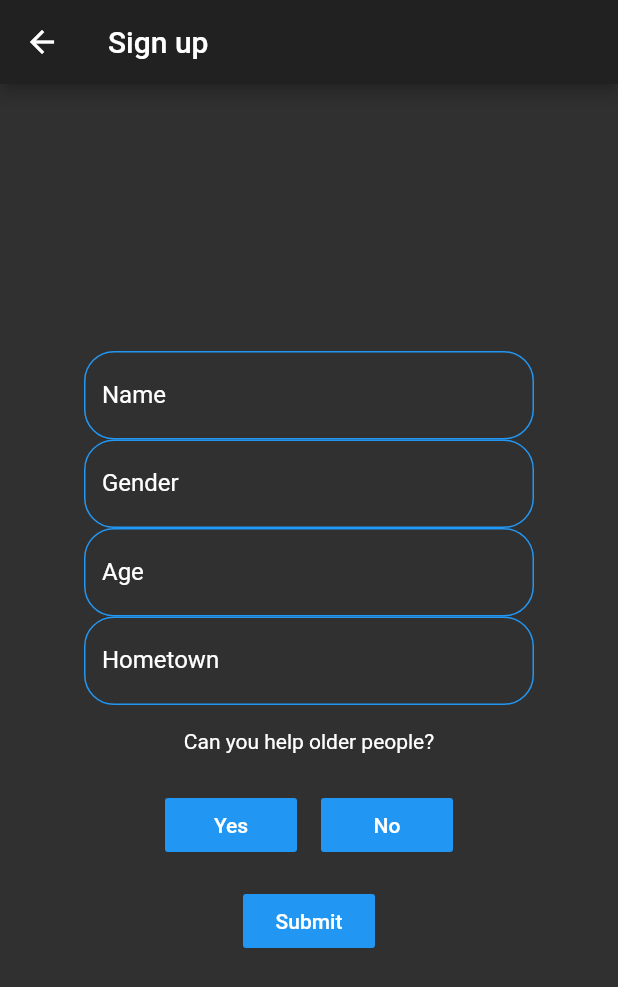
After one commit to Ludwigvsch/hackatum2020chatbot, a Flutter app: the QuestionsScreen screen opened directly, on a phone screen of 412 x 824 dp. The commit adds this screen. Shown: the top 987 px of the screen. Run offline on Flutter 3.47's test engine with Material 2 defaults, Android fonts, the light colour scheme and no system bars; our stand-ins replace firebase_auth, rflutter_alert; accounts and stored records are empty.

Commit message:
making QuestionsScreen

```diff
--- /dev/null
+++ b/lib/QuestionsScreen.dart
@@ -0,0 +1,120 @@
+import 'package:flutter/material.dart';
+
+
+String name;
+String gender;
+String age;
+String hometown;
+
+class QuestionsScreen extends StatefulWidget {
+  @override
+  _QuestionsScreenState createState() => _QuestionsScreenState();
+}
+
+class _QuestionsScreenState extends State<QuestionsScreen> {
+  @override
+  Widget build(BuildContext context) {
+    return Scaffold(
+      appBar: AppBar(
+        title: Text('Sign up'),
+      ),
+      body: SafeArea(
+        child: Column(
+          mainAxisAlignment: MainAxisAlignment.center,
+          children: <Widget>[
+            QuestionTextField(value: name, labeltext: 'Name',),
+            QuestionTextField(value: gender, labeltext: 'Gender',),
+            QuestionTextField(value: age, labeltext: 'Age',),
+            QuestionTextField(value: hometown, labeltext: 'Hometown',),
+            Padding(
+              padding: const EdgeInsets.all(16.0),
+              child: Text('Can you help older people?'),
+            ),
+            Row(
+              mainAxisAlignment: MainAxisAlignment.center,
+              crossAxisAlignment: CrossAxisAlignment.center,
+              children: <Widget>[
+                Padding(
+                  padding: const EdgeInsets.all(8.0),
+                  child: FlatButton(
+                    color: Colors.blue,
+                    onPressed: () {print('nice');},
+
+                  child: Text('Yes'),),
+                ),
+
+                Padding(
+                  padding: const EdgeInsets.all(8.0),
+                  child: FlatButton(
+                    color: Colors.blue,
+                    onPressed: () {print('bad');},
+                  child: Text('No')
+
+                  ),
+                )
+              ],
+            ),
+            Padding(
+              padding: const EdgeInsets.all(8.0),
+              child: FlatButton(
+                color: Colors.blue,
+                onPressed: () {Navigator.pop(context);Navigator.pop(context);},
+               child: Text('Submit')),
+            )
+
+          ],
+        )
+      ),
+    );
+  }
+}
+
+class QuestionTextField extends StatelessWidget {
+  QuestionTextField({this.value, this.labeltext});
+
+  final value;
+  final String labeltext;
+
+  @override
+  Widget build(BuildContext context) {
+    return Center(
+      padding: const EdgeInsets.all(16.0),
+      child: Container(
+        width: 300,
+        child: TextField(
+          keyboardType: TextInputType.emailAddress,
+          onChanged: (value) {
+            value = value;
+          },
+          style: TextStyle(color: Colors.blue),
+          decoration: InputDecoration(
+            enabledBorder: OutlineInputBorder(
+                      borderRadius: BorderRadius.all(Radius.circular(20)),
+                      borderSide:
+                          BorderSide(width: 1, color: Colors.blue),
+                    ),
+                    disabledBorder: OutlineInputBorder(
+                      borderRadius: BorderRadius.all(Radius.circular(20)),
+                      borderSide:
+                          BorderSide(width: 1, color: Colors.blue),
+                    ),
+                    focusedBorder: OutlineInputBorder(
+                      borderRadius: BorderRadius.all(Radius.circular(20)),
+                      borderSide:
+                          BorderSide(width: 1, color: Colors.blue),
+                    ),
+              // helperStyle: ,
+              labelText: labeltext,
+              labelStyle: TextStyle(color: Colors.white),
+              // labelStyle: kTyperTextStyle,
+              // hintStyle: kTyperTextStyle,
+              border: OutlineInputBorder(
+                borderSide: BorderSide(color: Colors.blue),
+                borderRadius: BorderRadius.all(Radius.circular(20)),
+              )),
+        ),
+      ),
+    );
+
+  }
+}
--- a/lib/SignupScreen.dart
+++ b/lib/SignupScreen.dart
@@ -1,5 +1,6 @@
 import 'package:flutter/material.dart';
 import 'package:firebase_auth/firebase_auth.dart';
+import 'package:hackatum2020chatbot/QuestionsScreen.dart';
 import 'package:rflutter_alert/rflutter_alert.dart';
 import '';
 
@@ -11,10 +12,8 @@ class SignupScreen extends StatefulWidget {
 }
 
 class _SignupScreenState extends State<SignupScreen> {
-
   String email;
   String password;
-
 
   @override
   Widget build(BuildContext context) {
@@ -38,18 +37,15 @@ class _SignupScreenState extends State<SignupScreen> {
                 decoration: InputDecoration(
                     enabledBorder: OutlineInputBorder(
                       borderRadius: BorderRadius.all(Radius.circular(20)),
-                            borderSide:
-                                BorderSide(width: 1, color: Colors.blue),
+                      borderSide: BorderSide(width: 1, color: Colors.blue),
                     ),
                     disabledBorder: OutlineInputBorder(
                       borderRadius: BorderRadius.all(Radius.circular(20)),
-                            borderSide:
-                                BorderSide(width: 1, color: Colors.blue),
+                      borderSide: BorderSide(width: 1, color: Colors.blue),
                     ),
                     focusedBorder: OutlineInputBorder(
                       borderRadius: BorderRadius.all(Radius.circular(20)),
-                            borderSide:
-                                BorderSide(width: 1, color: Colors.blue),
+                      borderSide: BorderSide(width: 1, color: Colors.blue),
                     ),
                     // helperStyle: ,
                     labelText: "Enter Email:",
@@ -67,10 +63,12 @@ class _SignupScreenState extends State<SignupScreen> {
             height: 10,
           ),
           Center(
+            child: Padding(
+              padding: const EdgeInsets.all(16.0),
               child: Container(
                 width: 300,
                 child: TextField(
-                    // obscureText: true,
+                  keyboardType: TextInputType.emailAddress,
                   onChanged: (value) {
                     password = value;
                   },
@@ -78,21 +76,18 @@ class _SignupScreenState extends State<SignupScreen> {
                   decoration: InputDecoration(
                       enabledBorder: OutlineInputBorder(
                         borderRadius: BorderRadius.all(Radius.circular(20)),
-                            borderSide:
-                                BorderSide(width: 1, color: Colors.blue),
+                        borderSide: BorderSide(width: 1, color: Colors.blue),
                       ),
                       disabledBorder: OutlineInputBorder(
                         borderRadius: BorderRadius.all(Radius.circular(20)),
-                            borderSide:
-                                BorderSide(width: 1, color: Colors.blue),
+                        borderSide: BorderSide(width: 1, color: Colors.blue),
                       ),
                       focusedBorder: OutlineInputBorder(
                         borderRadius: BorderRadius.all(Radius.circular(20)),
-                            borderSide:
-                                BorderSide(width: 1, color: Colors.blue),
+                        borderSide: BorderSide(width: 1, color: Colors.blue),
                       ),
                       // helperStyle: ,
-                        labelText: "Enter Password:",
+                      labelText: 'Password',
                       labelStyle: TextStyle(color: Colors.white),
                       // labelStyle: kTyperTextStyle,
                       // hintStyle: kTyperTextStyle,
@@ -100,7 +95,10 @@ class _SignupScreenState extends State<SignupScreen> {
                         borderSide: BorderSide(color: Colors.blue),
                         borderRadius: BorderRadius.all(Radius.circular(20)),
                       )),
-                  ))),
+                ),
+              ),
+            ),
+          ),
           SizedBox(height: 10),
           Center(
               child: RaisedButton(
@@ -109,7 +107,11 @@ class _SignupScreenState extends State<SignupScreen> {
                 final newUser = await _auth.createUserWithEmailAndPassword(
                     email: email, password: password);
                 if (newUser != null) {
-                  Navigator.pop(context);
+                  Navigator.push(
+                      context,
+                      MaterialPageRoute(
+                        builder: (context) => QuestionsScreen(),
+                      ));
                 }
               } catch (e) {
                 _onAlertButtonPressed(context);
@@ -145,6 +147,5 @@ class _SignupScreenState extends State<SignupScreen> {
         )
       ],
     ).show();
-
   }
 }
--- a/lib/dialog_flow.dart
+++ b/lib/dialog_flow.dart
@@ -35,7 +35,6 @@ class _FlutterFactsChatBotState extends State<FlutterFactsChatBot> {
     super.initState();
     Random random = new Random();
     randomNumber = random.nextInt(100000);
-    print(randomNumber);
   }
 
   final List<Facts> messageList = <Facts>[];
@@ -59,7 +58,7 @@ class _FlutterFactsChatBotState extends State<FlutterFactsChatBot> {
             Container(
               margin: EdgeInsets.symmetric(horizontal: 4.0),
               child: IconButton(
-                  icon: Icon(Icons.send, color: Colors.green[400],),
+                  icon: Icon(Icons.send, color: Colors.blue,),
                   onPressed: () => _submitQuery(_textController.text)),
             ),
           ],
@@ -74,6 +73,7 @@ class _FlutterFactsChatBotState extends State<FlutterFactsChatBot> {
 
     _textController.clear();
     try{
+
       var client = _getClient();
       await client.post('https://civa-app.herokuapp.com/query?sessionId=$randomNumber', body: {'query': query}).then((response){data = jsonDecode(response.body); textmessage = data['response'];});
 
@@ -165,7 +165,8 @@ class _FlutterFactsChatBotState extends State<FlutterFactsChatBot> {
         // backgroundColor: Colors.white,
 
       ),
-      body: Column(children: <Widget>[
+      body: SafeArea(
+              child: Column(children: <Widget>[
           Flexible(
               child: ListView.builder(
                 padding: EdgeInsets.all(8.0),
@@ -175,6 +176,7 @@ class _FlutterFactsChatBotState extends State<FlutterFactsChatBot> {
               )),
           _queryInputWidget(context),
         ]),
+      ),
     );
   }
 }
--- a/lib/facts_message.dart
+++ b/lib/facts_message.dart
@@ -12,9 +12,9 @@ class Facts extends StatelessWidget {
       Container(
         margin: const EdgeInsets.only(right: 10.0),
         child: CircleAvatar(child: Padding(
-          padding: const EdgeInsets.all(5),
-          child: Image.asset('logo.png'),
-        ), backgroundColor: Colors.grey[200], radius: 12,),
+          padding: const EdgeInsets.all(4),
+          child: Image.asset('images/C_2.png')
+        ), backgroundColor: Colors.grey[200], radius: 15,),
       ),
       Expanded(
         child: Column(
@@ -46,7 +46,7 @@ class Facts extends StatelessWidget {
           children: <Widget>[
 //            Text(this.name, style: Theme.of(context).textTheme.subhead),
             Card(
-              color: Colors.green[400],
+              color: Colors.blue,
                 shape: RoundedRectangleBorder(
                     borderRadius: BorderRadius.all(Radius.circular(20))
                 ),
--- a/pubspec.yaml
+++ b/pubspec.yaml
@@ -55,6 +55,7 @@ flutter:
   assets:
     - assets/civa-bvmklc-0162edeb2e63.json
     - images/logo.png
+    - images/C_2.png
   #   - images/a_dot_ham.jpeg
 
   # An image asset can refer to one or more resolution-specific "variants", see
```
Also changed, not shown: images/C_2.png (added), 1 other file. Lines whose indentation alone changed are shown as unchanged.
